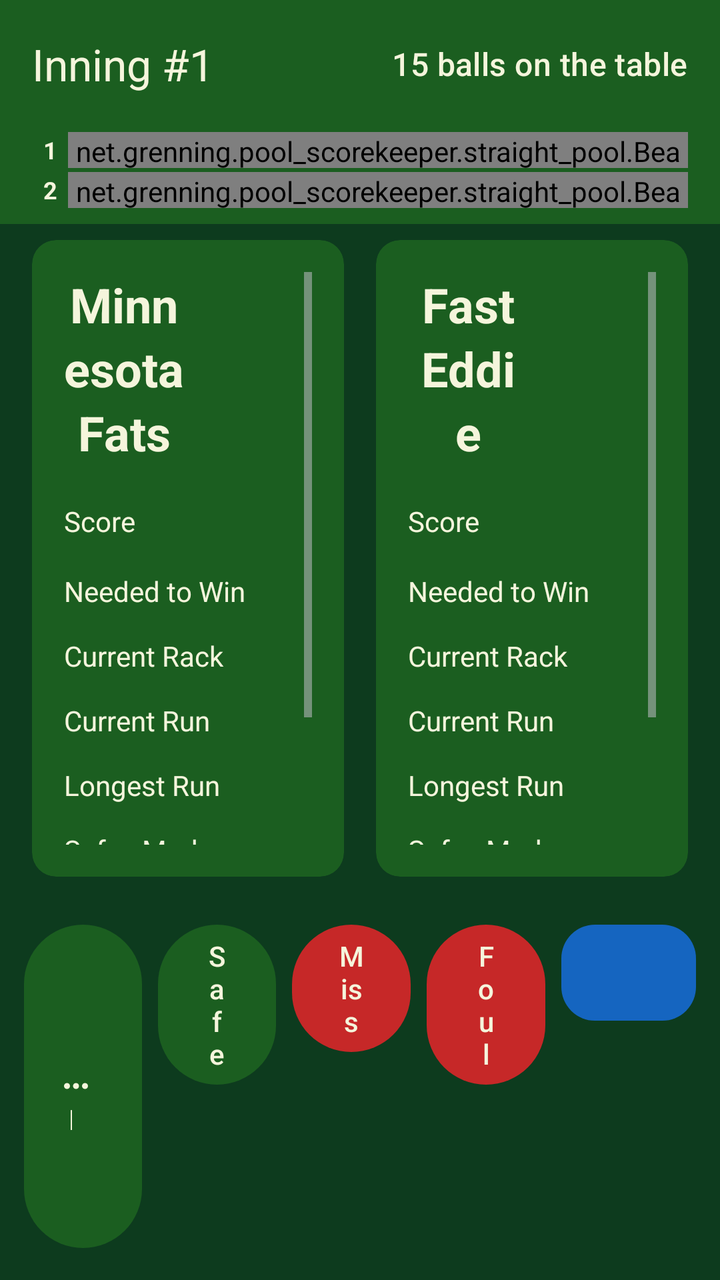
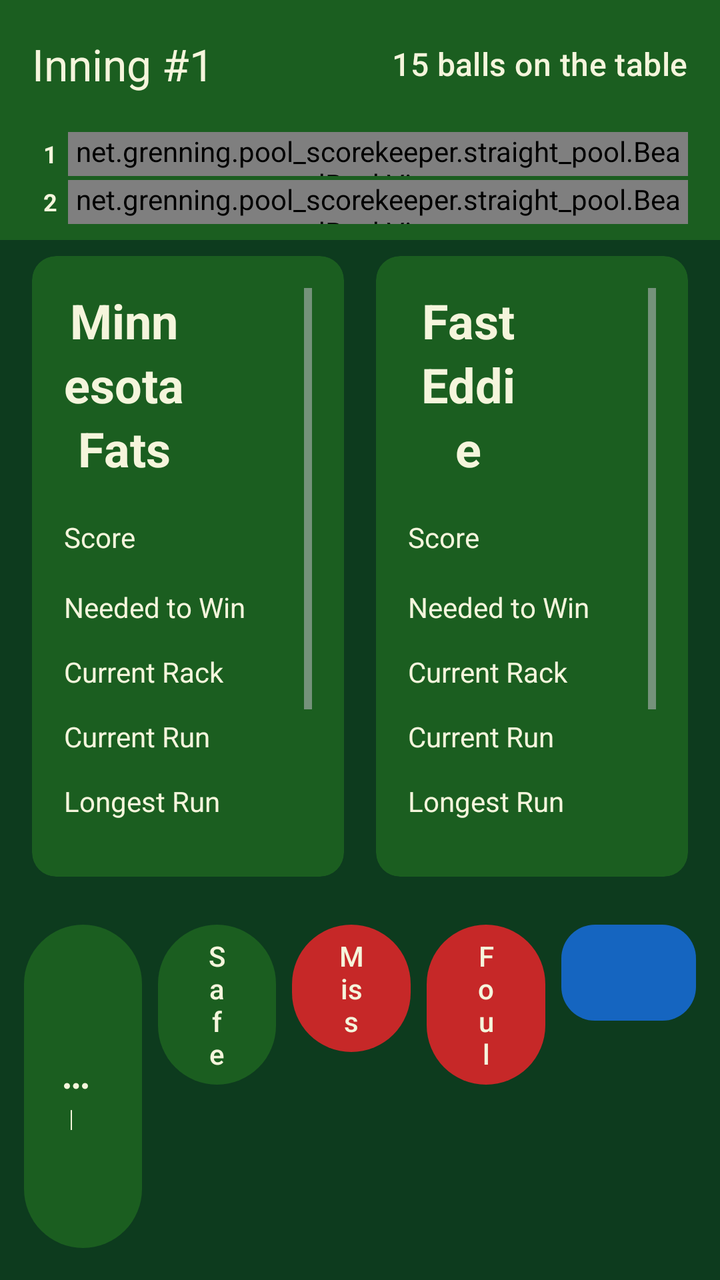

Screens rendered from an Android XML layout before and after an edit, with the pre-edit source and the edit as a unified diff.
<!-- AndroidManifest.xml: application theme Theme.PoolScorekeeper -->
<!-- res/layout/activity_score_straight_pool.xml -->
<?xml version="1.0" encoding="utf-8"?>
<LinearLayout xmlns:android="http://schemas.android.com/apk/res/android"
    xmlns:app="http://schemas.android.com/apk/res-auto"
    android:id="@+id/scoreRoot"
    android:layout_width="match_parent"
    android:layout_height="match_parent"
    android:background="@color/felt_dark"
    android:orientation="vertical">

    <com.google.android.material.appbar.MaterialToolbar
        android:id="@+id/scoreToolbar"
        android:layout_width="match_parent"
        android:layout_height="wrap_content"
        android:background="@color/felt_green"
        android:minHeight="?attr/actionBarSize"
        app:contentInsetEnd="8dp"
        app:contentInsetStart="16dp"
        app:title="@string/default_inning_text"
        app:titleTextColor="@color/ivory">

        <TextView
            android:id="@+id/ballsOnTheTable"
            android:layout_width="wrap_content"
            android:layout_height="wrap_content"
            android:layout_gravity="end"
            android:paddingEnd="8dp"
            android:text="@string/default_balls_left_on_the_table"
            android:textAppearance="@style/TextAppearance.Material3.TitleMedium"
            android:textColor="@color/ivory" />
    </com.google.android.material.appbar.MaterialToolbar>

    <LinearLayout
        android:layout_width="match_parent"
        android:layout_height="wrap_content"
        android:background="@color/felt_green"
        android:orientation="vertical"
        android:paddingStart="16dp"
        android:paddingTop="2dp"
        android:paddingEnd="16dp"
        android:paddingBottom="8dp">

        <LinearLayout
            android:layout_width="match_parent"
            android:layout_height="wrap_content"
            android:gravity="center_vertical"
            android:orientation="horizontal">

            <TextView
                android:layout_width="18dp"
                android:layout_height="wrap_content"
                android:gravity="center"
                android:text="1"
                android:textColor="@color/ivory"
                android:textSize="12sp"
                android:textStyle="bold" />

            <net.grenning.pool_scorekeeper.straight_pool.BeadRackView
                android:id="@+id/player1Beads"
                android:layout_width="0dp"
                android:layout_height="18dp"
                android:layout_weight="1" />
        </LinearLayout>

        <LinearLayout
            android:layout_width="match_parent"
            android:layout_height="wrap_content"
            android:layout_marginTop="2dp"
            android:gravity="center_vertical"
            android:orientation="horizontal">

            <TextView
                android:layout_width="18dp"
                android:layout_height="wrap_content"
                android:gravity="center"
                android:text="2"
                android:textColor="@color/ivory"
                android:textSize="12sp"
                android:textStyle="bold" />

            <net.grenning.pool_scorekeeper.straight_pool.BeadRackView
                android:id="@+id/player2Beads"
                android:layout_width="0dp"
                android:layout_height="18dp"
                android:layout_weight="1" />
        </LinearLayout>
    </LinearLayout>

    <LinearLayout
        android:layout_width="match_parent"
        android:layout_height="0dp"
        android:layout_weight="1"
        android:orientation="horizontal"
        android:paddingStart="8dp"
        android:paddingEnd="8dp">

        <com.google.android.material.card.MaterialCardView
            android:id="@+id/player1Card"
            android:layout_width="0dp"
            android:layout_height="match_parent"
            android:layout_margin="8dp"
            android:layout_weight="1"
            app:cardBackgroundColor="@color/inactive_player"
            app:cardCornerRadius="12dp"
            app:contentPadding="16dp"
            app:strokeColor="@color/active_player"
            app:strokeWidth="0dp">

            <ScrollView
                android:id="@+id/player1Scroll"
                android:layout_width="match_parent"
                android:layout_height="match_parent"
                android:fillViewport="true"
                android:overScrollMode="ifContentScrolls"
                android:scrollbars="vertical">

            <TableLayout
                android:layout_width="match_parent"
                android:layout_height="wrap_content"
                android:stretchColumns="1">

                <TableRow>
                    <TextView
                        android:id="@+id/player1Name"
                        android:layout_width="0dp"
                        android:layout_weight="1"
                        android:gravity="center"
                        android:text="@string/default_player1Name"
                        android:textAppearance="@style/TextAppearance.Material3.HeadlineSmall"
                        android:textColor="@color/ivory"
                        android:textStyle="bold" />

                    <TextView
                        android:id="@+id/player1TurnClock"
                        android:gravity="end|center_vertical"
                        android:minWidth="64dp"
                        android:paddingStart="8dp"
                        android:textAppearance="@style/TextAppearance.Material3.TitleMedium"
                        android:textColor="@color/ivory" />
                </TableRow>

                <TableRow>
                    <TextView
                        style="@style/Widget.Pool.StatLabel"
                        android:text="@string/game_total" />
                    <TextView
                        android:id="@+id/player1Score"
                        style="@style/Widget.Pool.StatValue"
                        android:text="0"
                        android:textSize="28sp" />
                </TableRow>

                <TableRow>
                    <TextView
                        style="@style/Widget.Pool.StatLabel"
                        android:text="@string/points_needed" />
                    <TextView
                        android:id="@+id/player1PointsToWin"
                        style="@style/Widget.Pool.StatValue"
                        android:text="50" />
                </TableRow>

                <TableRow>
                    <TextView
                        style="@style/Widget.Pool.StatLabel"
                        android:text="@string/current_rack_total" />
                    <TextView
                        android:id="@+id/player1BallsThisRack"
                        style="@style/Widget.Pool.StatValue"
                        android:text="0" />
                </TableRow>

                <TableRow>
                    <TextView
                        style="@style/Widget.Pool.StatLabel"
                        android:text="@string/current_run" />
                    <TextView
                        android:id="@+id/player1CurrentRun"
                        style="@style/Widget.Pool.StatValue"
                        android:text="0" />
                </TableRow>

                <TableRow>
                    <TextView
                        style="@style/Widget.Pool.StatLabel"
                        android:text="@string/longest_run" />
                    <TextView
                        android:id="@+id/player1LongestRun"
                        style="@style/Widget.Pool.StatValue"
                        android:text="0" />
                </TableRow>

                <TableRow>
                    <TextView
                        style="@style/Widget.Pool.StatLabel"
                        android:text="@string/safes_made" />
                    <TextView
                        android:id="@+id/player1SafesMade"
                        style="@style/Widget.Pool.StatValue"
                        android:text="0" />
                </TableRow>

                <TableRow>
                    <TextView
                        style="@style/Widget.Pool.StatLabel"
                        android:text="@string/consecutive_fouls" />
                    <TextView
                        android:id="@+id/player1ConsecutiveFouls"
                        style="@style/Widget.Pool.StatValue"
                        android:text="0" />
                </TableRow>

                <TableRow>
                    <TextView
                        style="@style/Widget.Pool.StatLabel"
                        android:text="@string/total_fouls" />
                    <TextView
                        android:id="@+id/player1TotalFouls"
                        style="@style/Widget.Pool.StatValue"
                        android:text="0" />
                </TableRow>
            </TableLayout>
            </ScrollView>
        </com.google.android.material.card.MaterialCardView>

        <com.google.android.material.card.MaterialCardView
            android:id="@+id/player2Card"
            android:layout_width="0dp"
            android:layout_height="match_parent"
            android:layout_margin="8dp"
            android:layout_weight="1"
            app:cardBackgroundColor="@color/inactive_player"
            app:cardCornerRadius="12dp"
            app:contentPadding="16dp"
            app:strokeColor="@color/active_player"
            app:strokeWidth="0dp">

            <ScrollView
                android:id="@+id/player2Scroll"
                android:layout_width="match_parent"
                android:layout_height="match_parent"
                android:fillViewport="true"
                android:overScrollMode="ifContentScrolls"
                android:scrollbars="vertical">

            <TableLayout
                android:layout_width="match_parent"
                android:layout_height="wrap_content"
                android:stretchColumns="1">

                <TableRow>
                    <TextView
                        android:id="@+id/player2Name"
                        android:layout_width="0dp"
                        android:layout_weight="1"
                        android:gravity="center"
                        android:text="@string/default_player2Name"
                        android:textAppearance="@style/TextAppearance.Material3.HeadlineSmall"
                        android:textColor="@color/ivory"
                        android:textStyle="bold" />

                    <TextView
                        android:id="@+id/player2TurnClock"
                        android:gravity="end|center_vertical"
                        android:minWidth="64dp"
                        android:paddingStart="8dp"
                        android:textAppearance="@style/TextAppearance.Material3.TitleMedium"
                        android:textColor="@color/ivory" />
                </TableRow>

                <TableRow>
                    <TextView
                        style="@style/Widget.Pool.StatLabel"
                        android:text="@string/game_total" />
                    <TextView
                        android:id="@+id/player2Score"
                        style="@style/Widget.Pool.StatValue"
                        android:text="0"
                        android:textSize="28sp" />
                </TableRow>

                <TableRow>
                    <TextView
                        style="@style/Widget.Pool.StatLabel"
                        android:text="@string/points_needed" />
                    <TextView
                        android:id="@+id/player2PointsToWin"
                        style="@style/Widget.Pool.StatValue"
                        android:text="50" />
                </TableRow>

                <TableRow>
                    <TextView
                        style="@style/Widget.Pool.StatLabel"
                        android:text="@string/current_rack_total" />
                    <TextView
                        android:id="@+id/player2BallsThisRack"
                        style="@style/Widget.Pool.StatValue"
                        android:text="0" />
                </TableRow>

                <TableRow>
                    <TextView
                        style="@style/Widget.Pool.StatLabel"
                        android:text="@string/current_run" />
                    <TextView
                        android:id="@+id/player2CurrentRun"
                        style="@style/Widget.Pool.StatValue"
                        android:text="0" />
                </TableRow>

                <TableRow>
                    <TextView
                        style="@style/Widget.Pool.StatLabel"
                        android:text="@string/longest_run" />
                    <TextView
                        android:id="@+id/player2LongestRun"
                        style="@style/Widget.Pool.StatValue"
                        android:text="0" />
                </TableRow>

                <TableRow>
                    <TextView
                        style="@style/Widget.Pool.StatLabel"
                        android:text="@string/safes_made" />
                    <TextView
                        android:id="@+id/player2SafesMade"
                        style="@style/Widget.Pool.StatValue"
                        android:text="0" />
                </TableRow>

                <TableRow>
                    <TextView
                        style="@style/Widget.Pool.StatLabel"
                        android:text="@string/consecutive_fouls" />
                    <TextView
                        android:id="@+id/player2ConsecutiveFouls"
                        style="@style/Widget.Pool.StatValue"
                        android:text="0" />
                </TableRow>

                <TableRow>
                    <TextView
                        style="@style/Widget.Pool.StatLabel"
                        android:text="@string/total_fouls" />
                    <TextView
                        android:id="@+id/player2TotalFouls"
                        style="@style/Widget.Pool.StatValue"
                        android:text="0" />
                </TableRow>
            </TableLayout>
            </ScrollView>
        </com.google.android.material.card.MaterialCardView>
    </LinearLayout>

    <TextView
        android:id="@+id/shotMadeHint"
        android:layout_width="wrap_content"
        android:layout_height="wrap_content"
        android:layout_gravity="start"
        android:layout_marginStart="12dp"
        android:layout_marginEnd="16dp"
        android:maxWidth="320dp"
        android:background="@drawable/hint_bubble"
        android:elevation="6dp"
        android:paddingStart="12dp"
        android:paddingTop="12dp"
        android:paddingEnd="12dp"
        android:paddingBottom="20dp"
        android:text="@string/shot_made_long_press_hint"
        android:textAppearance="@style/TextAppearance.Material3.BodyMedium"
        android:textColor="@color/felt_dark"
        android:visibility="gone" />

    <LinearLayout
        android:layout_width="match_parent"
        android:layout_height="wrap_content"
        android:orientation="horizontal"
        android:padding="8dp">

        <LinearLayout
            android:id="@+id/playingActions"
            android:layout_width="0dp"
            android:layout_height="wrap_content"
            android:layout_weight="4"
            android:orientation="horizontal">

            <com.google.android.material.button.MaterialButton
                android:id="@+id/shotMadeButton"
                style="@style/Widget.Pool.ActionButton"
                android:contentDescription="@string/shot_made_accessibility"
                android:onClick="shotMadeButtonClicked"
                android:text="@string/shot_made"
                app:icon="@drawable/ic_more_horiz"
                app:iconGravity="end"
                app:iconPadding="4dp"
                app:iconSize="18dp"
                app:iconTint="@color/ivory" />

            <com.google.android.material.button.MaterialButton
                android:id="@+id/safeMadeButton"
                style="@style/Widget.Pool.ActionButton"
                android:onClick="safeMadeButtonClicked"
                android:text="@string/safe_made" />

            <com.google.android.material.button.MaterialButton
                android:id="@+id/missedShotButton"
                style="@style/Widget.Pool.DangerButton"
                android:onClick="missedShotButtonClicked"
                android:text="@string/missed_shot" />

            <com.google.android.material.button.MaterialButton
                android:id="@+id/foulButton"
                style="@style/Widget.Pool.DangerButton"
                android:onClick="foulButtonClicked"
                android:text="@string/foul" />
        </LinearLayout>

        <LinearLayout
            android:id="@+id/gameOverActions"
            android:layout_width="0dp"
            android:layout_height="wrap_content"
            android:layout_weight="4"
            android:orientation="horizontal"
            android:visibility="gone">

            <com.google.android.material.button.MaterialButton
                android:id="@+id/newGameButton"
                style="@style/Widget.Pool.ActionButton"
                android:onClick="newGameButtonClicked"
                android:text="@string/new_game" />

            <com.google.android.material.button.MaterialButton
                android:id="@+id/gameSummaryButton"
                style="@style/Widget.Pool.ActionButton"
                android:onClick="gameSummaryButtonClicked"
                android:text="@string/game_summary" />
        </LinearLayout>

        <LinearLayout
            android:layout_width="0dp"
            android:layout_height="wrap_content"
            android:layout_margin="4dp"
            android:layout_weight="1"
            android:minHeight="56dp"
            android:orientation="horizontal">

            <com.google.android.material.button.MaterialButton
                android:id="@+id/undoButton"
                style="@style/Widget.Pool.SplitButton.Left"
                android:layout_marginEnd="1dp"
                android:contentDescription="@string/undo"
                android:enabled="false"
                android:onClick="undoButtonClicked"
                android:text="@string/undo_symbol" />

            <com.google.android.material.button.MaterialButton
                android:id="@+id/redoButton"
                style="@style/Widget.Pool.SplitButton.Right"
                android:contentDescription="@string/redo"
                android:enabled="false"
                android:onClick="redoButtonClicked"
                android:text="@string/redo_symbol" />
        </LinearLayout>
    </LinearLayout>

</LinearLayout>
<!-- resources referenced by this layout -->
<resources>
  <color name="active_player">#FFC107</color>
  <color name="felt_dark">#0D3B1E</color>
  <color name="felt_green">#1B5E20</color>
  <color name="inactive_player">#1B5E20</color>
  <color name="ivory">#F5F5DC</color>
  <string name="consecutive_fouls">Consecutive Fouls</string>
  <string name="current_rack_total">Current Rack</string>
  <string name="current_run">Current Run</string>
  <string name="default_balls_left_on_the_table">15 balls on the table</string>
  <string name="default_inning_text">Inning #1</string>
  <string name="default_player1Name">Minnesota Fats</string>
  <string name="default_player2Name">Fast Eddie</string>
  <string name="foul">Foul</string>
  <string name="game_summary">Game Summary</string>
  <string name="game_total">Score</string>
  <string name="longest_run">Longest Run</string>
  <string name="missed_shot">Miss</string>
  <string name="new_game">New Game</string>
  <string name="points_needed">Needed to Win</string>
  <string name="redo">Redo</string>
  <string name="redo_symbol">&gt;</string>
  <string name="safe_made">Safe</string>
  <string name="safes_made">Safes Made</string>
  <string name="shot_made">Shot Made</string>
  <string name="shot_made_accessibility">Shot Made. Long-press to enter several balls on one shot</string>
  <string name="shot_made_long_press_hint">Long-press Shot Made to enter several balls on one shot</string>
  <string name="total_fouls">Total Fouls</string>
  <string name="undo">Undo</string>
  <string name="undo_symbol">&lt;</string>
  <style name="Widget.Pool.ActionButton" parent="Widget.Material3.Button">
          <item name="android:layout_width">0dp</item>
          <item name="android:layout_height">wrap_content</item>
          <item name="android:layout_weight">1</item>
          <item name="android:minHeight">56dp</item>
          <item name="android:layout_margin">4dp</item>
          <item name="android:textAllCaps">false</item>
      </style>
  <style name="Widget.Pool.DangerButton" parent="Widget.Pool.ActionButton">
          <item name="backgroundTint">@color/miss_button</item>
          <item name="android:textColor">@color/ivory</item>
      </style>
  <style name="Widget.Pool.SplitButton.Left">
          <item name="shapeAppearanceOverlay">@style/ShapeAppearance.Pool.SplitLeft</item>
      </style>
  <style name="Widget.Pool.SplitButton.Right">
          <item name="shapeAppearanceOverlay">@style/ShapeAppearance.Pool.SplitRight</item>
      </style>
  <style name="Widget.Pool.StatLabel" parent="android:Widget.TextView">
          <item name="android:layout_width">wrap_content</item>
          <item name="android:layout_height">wrap_content</item>
          <item name="android:textColor">@color/ivory</item>
          <item name="android:textSize">14sp</item>
          <item name="android:paddingTop">4dp</item>
          <item name="android:paddingBottom">4dp</item>
      </style>
  <color name="miss_button">#C62828</color>
  <style name="ShapeAppearance.Pool.SplitLeft" parent="ShapeAppearance.M3.Sys.Shape.Corner.Full">
          <item name="cornerFamily">rounded</item>
          <item name="cornerSizeTopLeft">50%</item>
          <item name="cornerSizeBottomLeft">50%</item>
          <item name="cornerSizeTopRight">0dp</item>
          <item name="cornerSizeBottomRight">0dp</item>
      </style>
  <style name="ShapeAppearance.Pool.SplitRight" parent="ShapeAppearance.M3.Sys.Shape.Corner.Full">
          <item name="cornerFamily">rounded</item>
          <item name="cornerSizeTopLeft">0dp</item>
          <item name="cornerSizeBottomLeft">0dp</item>
          <item name="cornerSizeTopRight">50%</item>
          <item name="cornerSizeBottomRight">50%</item>
      </style>
  <!-- unchanged entries left out for length: 4 -->
</resources>

<!-- the commit's change to res/layout/activity_score_straight_pool.xml (unified diff, before → after) -->
@@ -57,7 +57,7 @@
             <net.grenning.pool_scorekeeper.straight_pool.BeadRackView
                 android:id="@+id/player1Beads"
                 android:layout_width="0dp"
-                android:layout_height="18dp"
+                android:layout_height="22dp"
                 android:layout_weight="1" />
         </LinearLayout>
 
@@ -80,7 +80,7 @@
             <net.grenning.pool_scorekeeper.straight_pool.BeadRackView
                 android:id="@+id/player2Beads"
                 android:layout_width="0dp"
-                android:layout_height="18dp"
+                android:layout_height="22dp"
                 android:layout_weight="1" />
         </LinearLayout>
     </LinearLayout>
